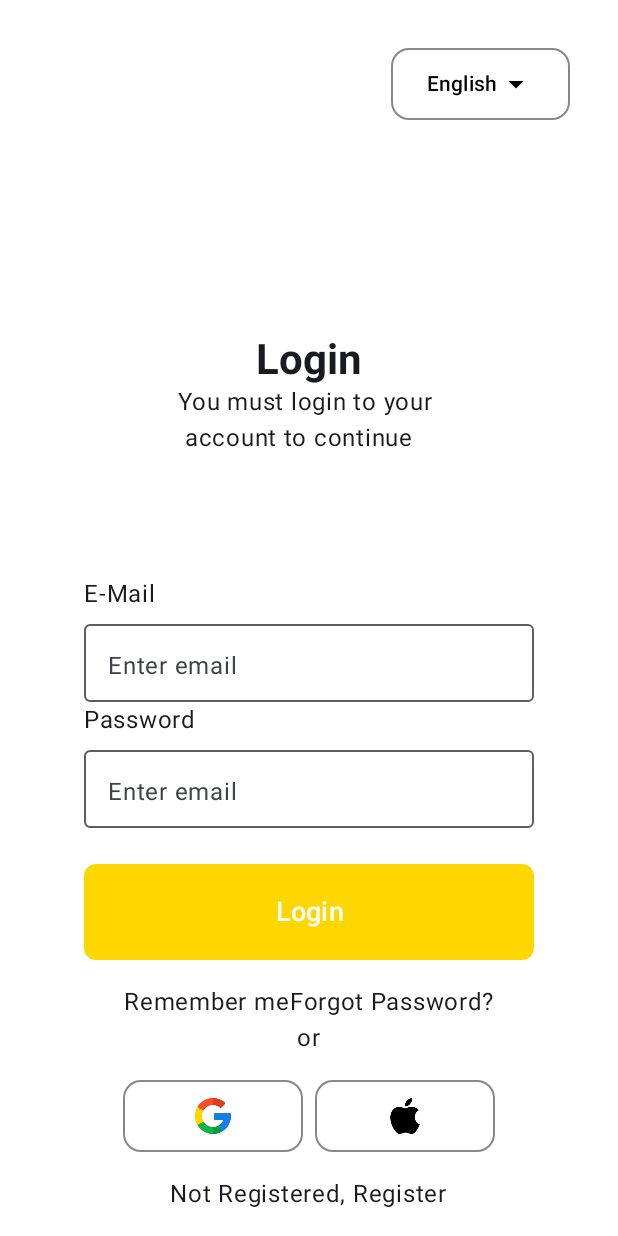
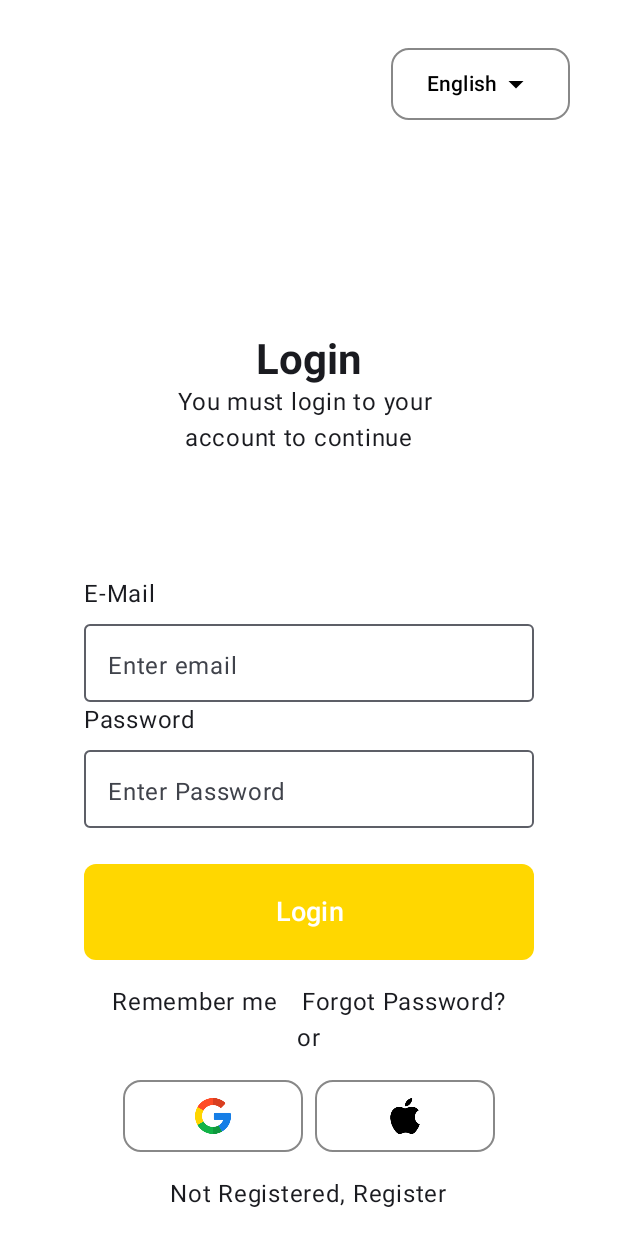
Before and after one commit to BillyRyan123/Nerdlabs-repo, an Android app built with Jetpack Compose: the screen it shows after launch (MainActivity), on a phone screen of 412 x 824 dp. Run offline under Robolectric (Android 15) with nearby library versions, the phone set to English and light mode, and no system bars.

Commit message:
fixed password and email input label

```diff
--- a/app/src/main/java/com/sammy/mylogin/MainActivity.kt
+++ b/app/src/main/java/com/sammy/mylogin/MainActivity.kt
@@ -34,6 +34,10 @@ import androidx.compose.material3.OutlinedTextField
 import androidx.compose.material3.Surface
 import androidx.compose.material3.Text
 import androidx.compose.runtime.Composable
+import androidx.compose.runtime.getValue
+import androidx.compose.runtime.mutableStateOf
+import androidx.compose.runtime.remember
+import androidx.compose.runtime.setValue
 import androidx.compose.ui.Alignment
 import androidx.compose.ui.Alignment.Companion.TopCenter
 import androidx.compose.ui.Modifier
@@ -66,6 +70,14 @@ class MainActivity : ComponentActivity() {
 
 @Composable
 fun MyLogin(){// Start of Function
+
+    var userName  by remember{ mutableStateOf("") }
+    var passWord by remember{ mutableStateOf("****") }
+
+
+
+
+
     Column (
         modifier = Modifier.fillMaxSize()
             .background(Color.White),
@@ -81,7 +93,7 @@ fun MyLogin(){// Start of Function
             Button(onClick = { /*TODO*/ },
                 modifier=Modifier
                     .border(
-                        border = BorderStroke(1.dp, Color.Gray), // Outline border color and thickness
+                        border = BorderStroke(1.dp, Color.Gray),
                         shape = MaterialTheme.shapes.medium
                     ),
                 elevation = null,
@@ -121,8 +133,8 @@ fun MyLogin(){// Start of Function
              Spacer(modifier = Modifier.height(64.dp))
 
             Spacer(modifier = Modifier.height(16.dp))
-             NewComp("E-Mail")
-             NewComp("Password")
+             NewComp("E-Mail" , "Enter email")
+             NewComp("Password" , "Enter Password")
 
              Spacer(modifier = Modifier.height(16.dp))
 
@@ -148,7 +160,8 @@ fun MyLogin(){// Start of Function
             Spacer(modifier = Modifier.height(16.dp))
             Row {// Start of row
                     Text(text="Remember me")
-                Spacer(modifier = Modifier.height(16 .dp))
+                Spacer(modifier = Modifier.width(16 .dp))
+
                     Text(text="Forgot Password?")
 
             }// end of row
@@ -229,13 +242,11 @@ fun MyLogin(){// Start of Function
 }//End of function
 
 @Composable
-fun NewComp(title:String){
+fun NewComp(title:String, label:String){
     Column {
-        Text(text = title,
-
-            )
+        Text(text = title)
         OutlinedTextField(value = "", onValueChange = {},
-            label = { Text("Enter email") },
+            label = { Text(text = label) },
             modifier=Modifier
                 .width(300.dp)
                 .height(60.dp)
```
